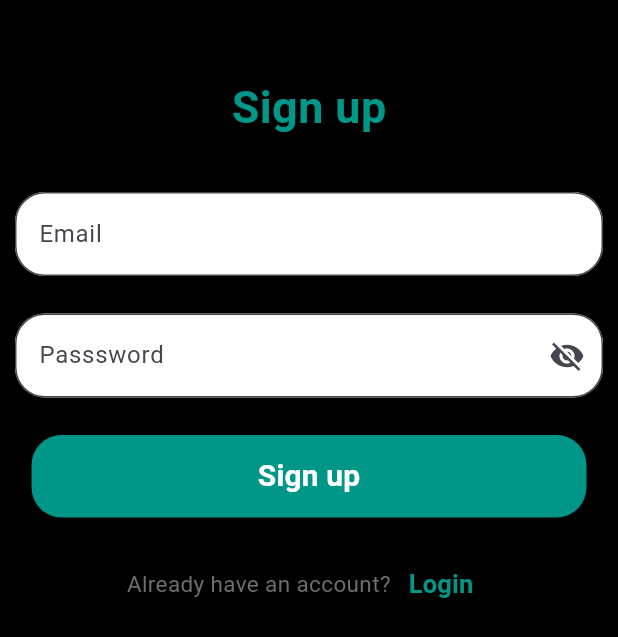
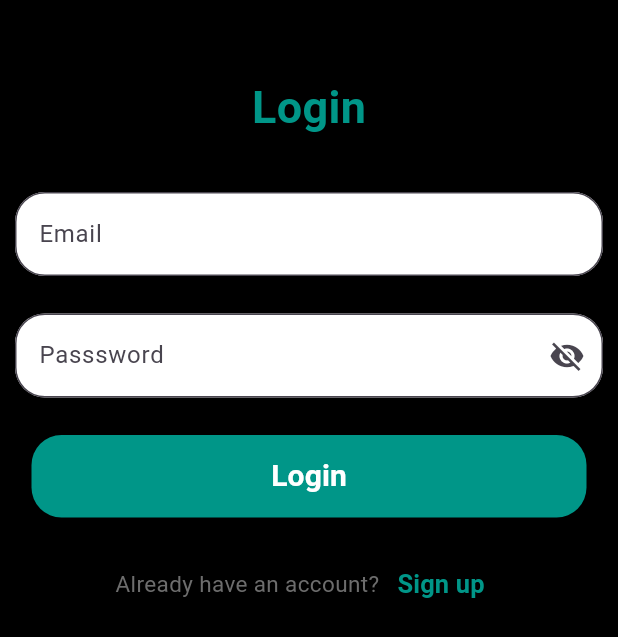
Before and after one commit to OPTRONIX-10/voice-write, a Flutter app: the screen it shows after launch, on a phone screen of 412 x 824 dp. Shown: the top 637 px of the screen. Run offline on Flutter 3.47's test engine with Material 3 defaults, Android fonts, the phone set to English and light mode, and no system bars; our stand-ins replace bloc, cloud_firestore, firebase_auth, firebase_core, flutter_bloc; accounts and stored records are empty.

Commit message:
implementing auth bloc

```diff
--- a/lib/main.dart
+++ b/lib/main.dart
@@ -1,11 +1,15 @@
 import 'package:flutter/material.dart';
+import 'package:flutter_bloc/flutter_bloc.dart';
 
 import 'package:new_project/screens/email_verification.dart';
+import 'package:new_project/screens/home_screens/addNotes.dart';
 import 'package:new_project/screens/home_screens/front_page.dart';
 import 'package:new_project/screens/home_screens/widgets/routes.dart';
 import 'package:new_project/screens/login_page.dart';
 import 'package:new_project/screens/sign_up.dart';
 import 'package:new_project/screens/spash_screen.dart';
+import 'package:new_project/services/auth/bloc/auth_bloc.dart';
+import 'package:new_project/services/auth/firebase_auth_provider.dart';
 
 void main() async {
   WidgetsFlutterBinding.ensureInitialized();
@@ -24,13 +28,16 @@ class MyApp extends StatelessWidget {
         useMaterial3: true,
         primarySwatch: Colors.teal,
       ),
-      initialRoute: splashRoute,
+      home: BlocProvider<AuthBloc>(
+        create: (context) => AuthBloc(FirebaseAuthProvider()),
+        child: LoadingPage(),
+      ),
       routes: {
         splashRoute: (context) => const LoadingPage(),
         loginRoute: (context) => const LoginPage(),
         signupRoute: (context) => const SignUp(),
         notesviewRoute: (context) => MainNotes(),
-        emailverificationroute: (context) => const EmailVerification()
+        emailverificationroute: (context) => const EmailVerification(),
       },
     );
   }
--- a/lib/screens/home_screens/front_page.dart
+++ b/lib/screens/home_screens/front_page.dart
@@ -1,10 +1,12 @@
 import 'package:flutter/material.dart';
+import 'package:flutter_bloc/flutter_bloc.dart';
 import 'package:new_project/screens/home_screens/addNotes.dart';
 import 'package:new_project/screens/home_screens/widgets/alertdialogue.dart';
 import 'package:new_project/screens/home_screens/widgets/errordialog.dart';
 import 'package:new_project/screens/home_screens/widgets/notes_view_widget.dart';
 import 'package:new_project/screens/home_screens/widgets/routes.dart';
 import 'package:new_project/services/auth/auth_services.dart';
+import 'package:new_project/services/auth/bloc/auth_bloc.dart';
 import 'package:new_project/services/cloud/cloud_note.dart';
 import 'package:new_project/services/cloud/firebase_cloud_storage.dart';
 
@@ -46,9 +48,7 @@ class _MainNotesState extends State<MainNotes> {
                 final conformLogout = await showalertDialog(context);
 
                 if (conformLogout) {
-                  await AuthServices.firebase().logout();
-                  Navigator.of(context)
-                      .pushNamedAndRemoveUntil(loginRoute, (route) => false);
+                  context.read<AuthBloc>().add(AuthEventLogout());
                 }
               },
               icon: const Icon(Icons.logout))
--- a/lib/screens/home_screens/widgets/routes.dart
+++ b/lib/screens/home_screens/widgets/routes.dart
@@ -3,3 +3,4 @@ const loginRoute =  '/login';
 const signupRoute = '/signup';
 const notesviewRoute =  '/notesview';
 const emailverificationroute = '/emailverification';
+const addnotesRoute = '/addnotes';
--- a/lib/screens/spash_screen.dart
+++ b/lib/screens/spash_screen.dart
@@ -1,37 +1,32 @@
 import 'package:flutter/material.dart';
+import 'package:flutter_bloc/flutter_bloc.dart';
 import 'package:new_project/screens/email_verification.dart';
+import 'package:new_project/screens/home_screens/front_page.dart';
 import 'package:new_project/screens/login_page.dart';
 import 'package:new_project/screens/sign_up.dart';
 import 'package:new_project/services/auth/auth_services.dart';
+import 'package:new_project/services/auth/bloc/auth_bloc.dart';
 
 class LoadingPage extends StatelessWidget {
   const LoadingPage({super.key});
 
   @override
   Widget build(BuildContext context) {
-    return Scaffold(
-      backgroundColor: Colors.black,
-      body: FutureBuilder(
-        future: AuthServices.firebase().initialize(),
-        builder: (context, snapshot) {
-          switch (snapshot.connectionState) {
-            case ConnectionState.done:
-              final user = AuthServices.firebase().currentuser;
-              if (user != null) {
-                if (user.isEmailVerified) {
-                  return const LoginPage();
-                } else {
-                  return EmailVerification();
-                }
-              } else {
-                return const SignUp();
-              }
-
-            default:
-              return const CircularProgressIndicator();
-          }
-        },
-      ),
-    );
+    context.read<AuthBloc>().add(AuthEventInitialize());
+    return BlocBuilder<AuthBloc, AuthState>(builder: ((context, state) {
+      if (state is AuthStateLoggedIn) {
+        return MainNotes();
+      } else if (state is AuthStatNeedsVerification) {
+        return EmailVerification();
+      } else if (state is AuthStatLoggedOut) {
+        return LoginPage();
+      } else {
+        return Scaffold(
+          body: Center(
+            child: CircularProgressIndicator(),
+          ),
+        );
+      }
+    }));
   }
 }
--- /dev/null
+++ b/lib/services/auth/bloc/auth_bloc.dart
@@ -0,0 +1,42 @@
+import 'package:bloc/bloc.dart';
+import 'package:meta/meta.dart';
+import 'package:new_project/services/auth/auth_provider.dart';
+import 'package:new_project/services/auth/auth_user.dart';
+
+part 'auth_event.dart';
+part 'auth_state.dart';
+
+class AuthBloc extends Bloc<AuthEvent, AuthState> {
+  AuthBloc(AuthProvider provider) : super(AuthStateLoading()) {
+    on<AuthEventInitialize>((event, emit) async {
+      await provider.initialize();
+      final user = provider.currentuser;
+      if (user == null) {
+        emit(AuthStatLoggedOut());
+      } else if (!user.isEmailVerified) {
+        emit(AuthStatNeedsVerification());
+      } else {
+        emit(AuthStateLoggedIn(user: user));
+      }
+    });
+    on<AuthEventLogin>((event, emit) async {
+      emit(AuthStateLoading());
+      final user =
+          await provider.login(email: event.email, password: event.password);
+      try {
+        emit(AuthStateLoggedIn(user: user));
+      } on Exception catch (e) {
+        emit(AuthStateLoginFailure(exception: e));
+      }
+    });
+    on<AuthEventLogout>((event, emit) async {
+      try {
+        emit(AuthStateLoading());
+        await provider.logout();
+        emit(AuthStatLoggedOut());
+      } on Exception catch (e) {
+        emit(AuthStateLogOutFailure(exception: e));
+      }
+    });
+  }
+}
--- /dev/null
+++ b/lib/services/auth/bloc/auth_event.dart
@@ -0,0 +1,20 @@
+part of 'auth_bloc.dart';
+
+@immutable
+abstract class AuthEvent {
+  const AuthEvent();
+}
+
+class AuthEventInitialize extends AuthEvent {
+  const AuthEventInitialize();
+}
+
+class AuthEventLogin extends AuthEvent {
+  final String email;
+  final String password;
+  const AuthEventLogin({required this.email, required this.password});
+}
+
+class AuthEventLogout extends AuthEvent {
+  const AuthEventLogout();
+}
--- /dev/null
+++ b/lib/services/auth/bloc/auth_state.dart
@@ -0,0 +1,34 @@
+part of 'auth_bloc.dart';
+
+@immutable
+abstract class AuthState {
+  const AuthState();
+}
+
+class AuthStateLoading extends AuthState {
+  const AuthStateLoading();
+}
+
+class AuthStateLoggedIn extends AuthState {
+  final AuthUser user;
+  const AuthStateLoggedIn({required this.user});
+}
+
+class AuthStateLoginFailure extends AuthState{
+  final Exception exception;
+  const AuthStateLoginFailure({required this.exception});
+}
+
+class AuthStatNeedsVerification extends AuthState {
+
+  const AuthStatNeedsVerification();
+}
+
+class AuthStatLoggedOut extends AuthState {
+  const AuthStatLoggedOut();
+}
+
+class AuthStateLogOutFailure extends AuthState{
+  final Exception exception;
+  const AuthStateLogOutFailure({required this.exception});
+}
```
Also changed, not shown: lib/screens/login_page.dart (+5 -16 lines).
